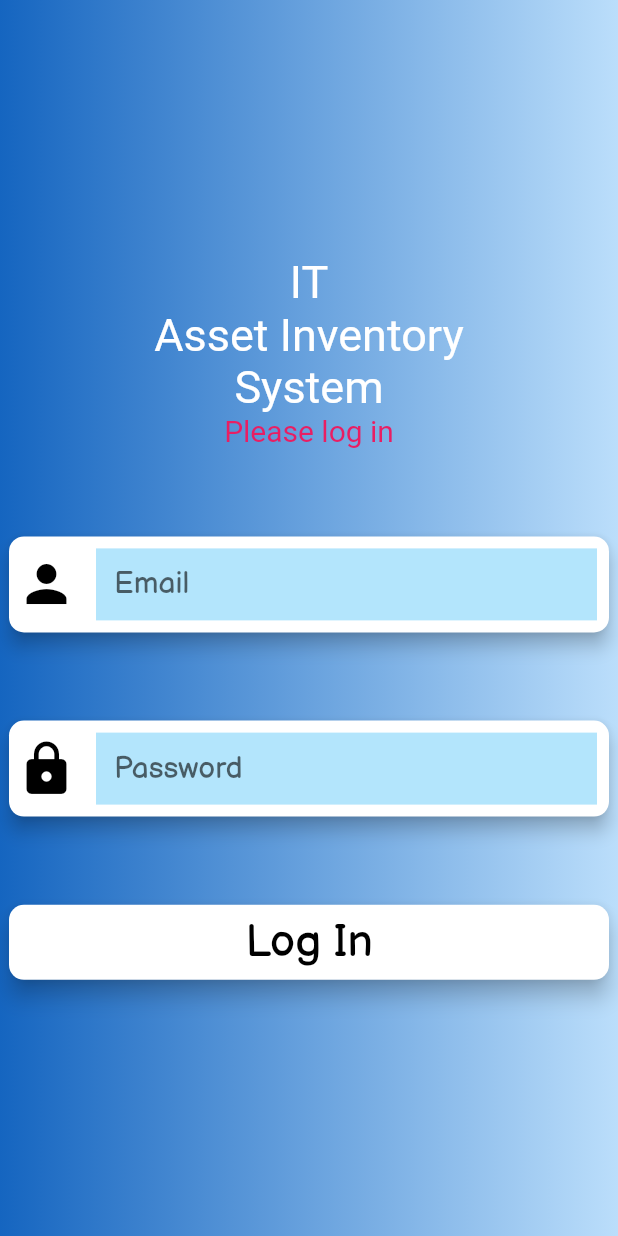
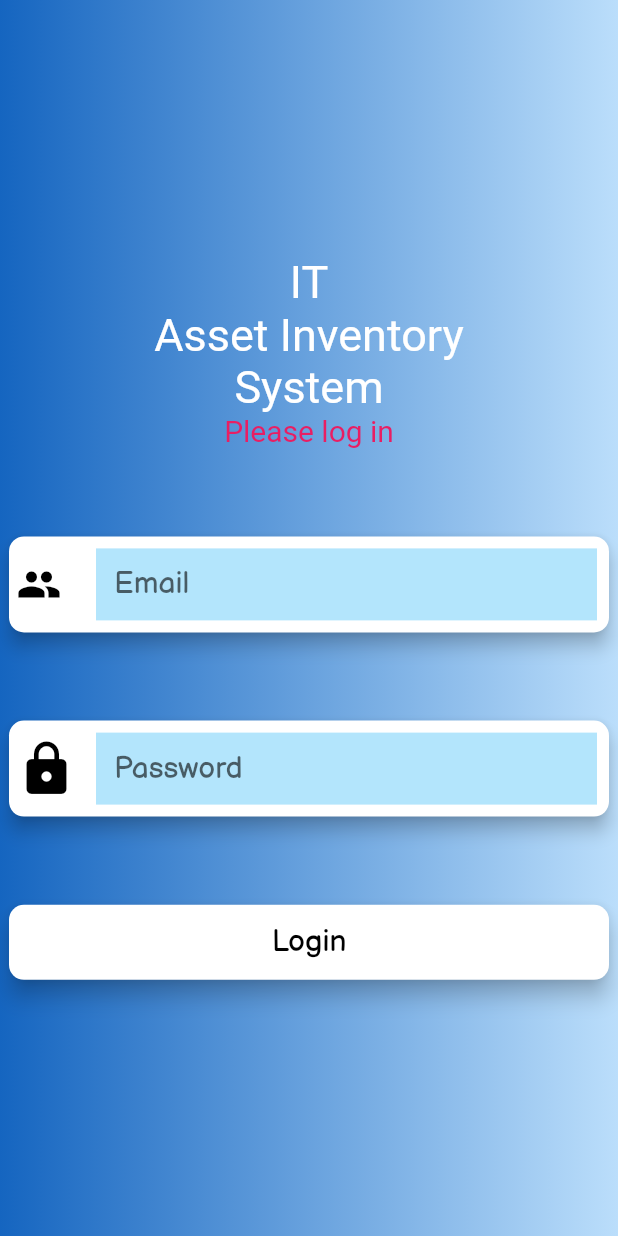
Before and after one commit to siranen007/assetinventory, a Flutter app: the LoginPage screen opened directly, on a phone screen of 412 x 824 dp. Run offline on Flutter 3.47's test engine with Material 2 defaults, Android fonts, the phone set to English and light mode, and no system bars; our stand-ins replace firebase_auth, firebase_core; missing offline and left inert: firebase_auth_web; accounts and stored records are empty.

Commit message:
fix firebaeauth

```diff
--- a/lib/configure/pagesection/navbar.dart
+++ b/lib/configure/pagesection/navbar.dart
@@ -1,3 +1,4 @@
+import 'package:assetinventory/page/login.dart';
 import 'package:flutter/material.dart';
 
 class NavBar extends StatelessWidget {
@@ -6,7 +7,7 @@ class NavBar extends StatelessWidget {
     return LayoutBuilder(builder: (context, constraints) {
       if (constraints.maxWidth > 800) {
         return DesktopNavBar();
-      }  else {
+      } else {
         return MobileNavBar();
       }
     });
@@ -85,11 +86,19 @@ class DesktopNavBar extends StatelessWidget {
                   ),
                   MaterialButton(
                     elevation: 2.0,
-                    onPressed: () {},
+                    onPressed: () => Navigator.push(
+                      context,
+                      MaterialPageRoute(
+                        builder: (context) => LoginPage(),
+                      ),
+                    ),
                     child: Padding(
-                      padding: const EdgeInsets.symmetric(vertical: 5,horizontal: 5,),
+                      padding: const EdgeInsets.symmetric(
+                        vertical: 5,
+                        horizontal: 5,
+                      ),
                       child: Text(
-                        'Log Out',
+                        'Log In',
                         style: TextStyle(color: Colors.black),
                       ),
                     ),
@@ -188,9 +197,14 @@ class MobileNavBar extends StatelessWidget {
                 ),
                 MaterialButton(
                   elevation: 2.0,
-                  onPressed: () {},
+                  onPressed: () => Navigator.push(
+                    context,
+                    MaterialPageRoute(
+                      builder: (context) => LoginPage(),
+                    ),
+                  ),
                   child: Text(
-                    'Log Out',
+                    'Log In',
                     style: TextStyle(color: Colors.black),
                   ),
                   color: Colors.white,
--- a/lib/main.dart
+++ b/lib/main.dart
@@ -1,5 +1,4 @@
 import 'package:assetinventory/page/iampage.dart';
-import 'package:assetinventory/page/login.dart';
 import 'package:flutter/material.dart';
 // import 'package:google_fonts/google_fonts.dart';
 
@@ -7,14 +6,8 @@ void main() {
   runApp(MyApp());
 }
 
-class MyApp extends StatefulWidget {
+class MyApp extends StatelessWidget {
   // This widget is the root of your application.
-  @override
-  _MyAppState createState() => _MyAppState();
-}
-
-class _MyAppState extends State<MyApp> {
-  bool login = true;
 
   @override
   Widget build(BuildContext context) {
@@ -25,7 +18,7 @@ class _MyAppState extends State<MyApp> {
         fontFamily: 'Balsamiq',
         visualDensity: VisualDensity.adaptivePlatformDensity,
       ),
-      home: (login)?MyHomePage():LoginPage(),
+      home: MyHomePage(),
     );
   }
 }
--- a/lib/page/login.dart
+++ b/lib/page/login.dart
@@ -1,5 +1,6 @@
-import 'package:assetinventory/ui/custommaterialbutton.dart';
-import 'package:assetinventory/ui/customtextfield.dart';
+import 'package:firebase_auth/firebase_auth.dart';
+import 'package:firebase_auth_web/firebase_auth_web.dart';
+import 'package:firebase_core/firebase_core.dart';
 import 'package:flutter/material.dart';
 
 class LoginPage extends StatefulWidget {
@@ -8,6 +9,15 @@ class LoginPage extends StatefulWidget {
 }
 
 class _LoginPageState extends State<LoginPage> {
+  bool status = true;
+  String user, password;
+
+  @override
+  void initState() {
+    super.initState();
+    checkStatus();
+  }
+
   @override
   Widget build(BuildContext context) {
     return Scaffold(
@@ -32,7 +42,8 @@ class _LoginPageState extends State<LoginPage> {
               child: Column(
                 mainAxisAlignment: MainAxisAlignment.spaceEvenly,
                 children: [
-                  RichText(textAlign: TextAlign.center,
+                  RichText(
+                    textAlign: TextAlign.center,
                     text: TextSpan(
                       text: 'IT\nAsset Inventory\nSystem',
                       style: TextStyle(
@@ -50,30 +61,113 @@ class _LoginPageState extends State<LoginPage> {
                       ],
                     ),
                   ),
-                  CustomTextField(
-                    Icon(
-                      Icons.person,
-                      color: Colors.black,
-                      size: 40,
+                  Material(
+                    elevation: 5.0,
+                    color: Colors.white,
+                    borderRadius: BorderRadius.all(
+                      Radius.circular(10.0),
                     ),
-                    'Email',
+                    child: Row(
+                      mainAxisAlignment: MainAxisAlignment.spaceBetween,
+                      children: [
+                        Padding(
+                          padding: const EdgeInsets.symmetric(horizontal: 5),
+                          child:
+                              Icon(Icons.people, size: 30, color: Colors.black),
+                        ),
+                        Container(
+                          decoration: BoxDecoration(
+                            borderRadius: BorderRadius.all(
+                              Radius.circular(10),
+                            ),
+                          ),
+                          width: 350,
+                          child: Padding(
+                            padding: const EdgeInsets.all(8.0),
+                            child: TextField(
+                              onChanged: (value) => user = value.trim(),
+                              decoration: InputDecoration(
+                                  hintText: 'Email',
+                                  fillColor: Colors.lightBlue[100],
+                                  filled: true,
+                                  border: InputBorder.none),
+                              style: TextStyle(
+                                color: Colors.black,
+                                fontSize: 20,
+                                fontWeight: FontWeight.normal,
+                              ),
+                            ),
+                          ),
+                        ),
+                      ],
+                    ),
                   ),
-                  CustomTextField(
-                      Icon(
-                        Icons.lock,
-                        color: Colors.black,
-                        size: 40,
-                      ),
-                      'Password'),
+                  Material(
+                    elevation: 5.0,
+                    color: Colors.white,
+                    borderRadius: BorderRadius.all(
+                      Radius.circular(10.0),
+                    ),
+                    child: Row(
+                      mainAxisAlignment: MainAxisAlignment.spaceBetween,
+                      children: [
+                        Padding(
+                          padding: const EdgeInsets.symmetric(horizontal: 5),
+                          child: Icon(
+                            Icons.lock,
+                            size: 40,
+                            color: Colors.black,
+                          ),
+                        ),
+                        Container(
+                          decoration: BoxDecoration(
+                            borderRadius: BorderRadius.all(
+                              Radius.circular(10),
+                            ),
+                          ),
+                          width: 350,
+                          child: Padding(
+                            padding: const EdgeInsets.all(8.0),
+                            child: TextField(
+                              onChanged: (value) => password = value.trim(),
+                              decoration: InputDecoration(
+                                  hintText: 'Password',
+                                  fillColor: Colors.lightBlue[100],
+                                  filled: true,
+                                  border: InputBorder.none),
+                              style: TextStyle(
+                                color: Colors.black,
+                                fontSize: 20,
+                                fontWeight: FontWeight.normal,
+                              ),
+                            ),
+                          ),
+                        ),
+                      ],
+                    ),
+                  ),
                   Container(
                     width: 400,
                     height: 50,
-                    child: CustomMaterialButton(
-                        Text(
-                          'Log In',
-                          style: TextStyle(fontSize: 30, color: Colors.black),
+                    child: MaterialButton(
+                      onPressed: () {},
+                      elevation: 6.0,
+                      child: Padding(
+                        padding:
+                            EdgeInsets.symmetric(vertical: 5, horizontal: 5),
+                        child: Text(
+                          'Login',
+                          style: TextStyle(fontSize: 20, color: Colors.black),
                         ),
-                        Colors.white),
+                      ),
+                      color: Colors.white,
+                      hoverColor: Colors.blue[200],
+                      shape: RoundedRectangleBorder(
+                        borderRadius: BorderRadius.all(
+                          Radius.circular(10.0),
+                        ),
+                      ),
+                    ),
                   ),
                 ],
               ),
@@ -84,3 +178,15 @@ class _LoginPageState extends State<LoginPage> {
     );
   }
 }
+
+Future<Null> checkStatus() async {
+  Firebase.initializeApp().then((value) => {
+        FirebaseAuth.instance.authStateChanges().listen((User user) {
+          if (user == null) {
+            print('logout');
+          } else {
+            print('login');
+          }
+        })
+      });
+}
--- a/pubspec.yaml
+++ b/pubspec.yaml
@@ -31,7 +31,6 @@ dependencies:
   firebase_core: ^0.5.0
   firebase_auth: ^0.18.0+1
   cloud_firestore: ^0.14.0+2
-  firebase_storage: ^4.0.0
   google_fonts: ^1.1.0
 
 dev_dependencies:
```
Also changed, not shown: pubspec.lock, 1 other file.
